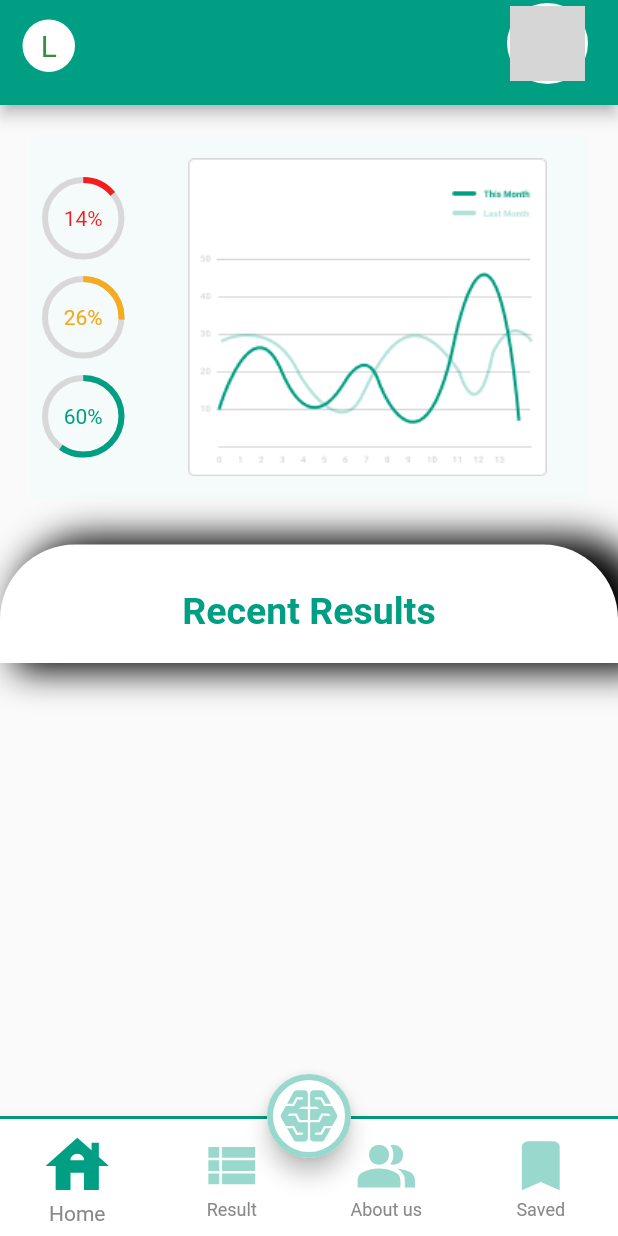
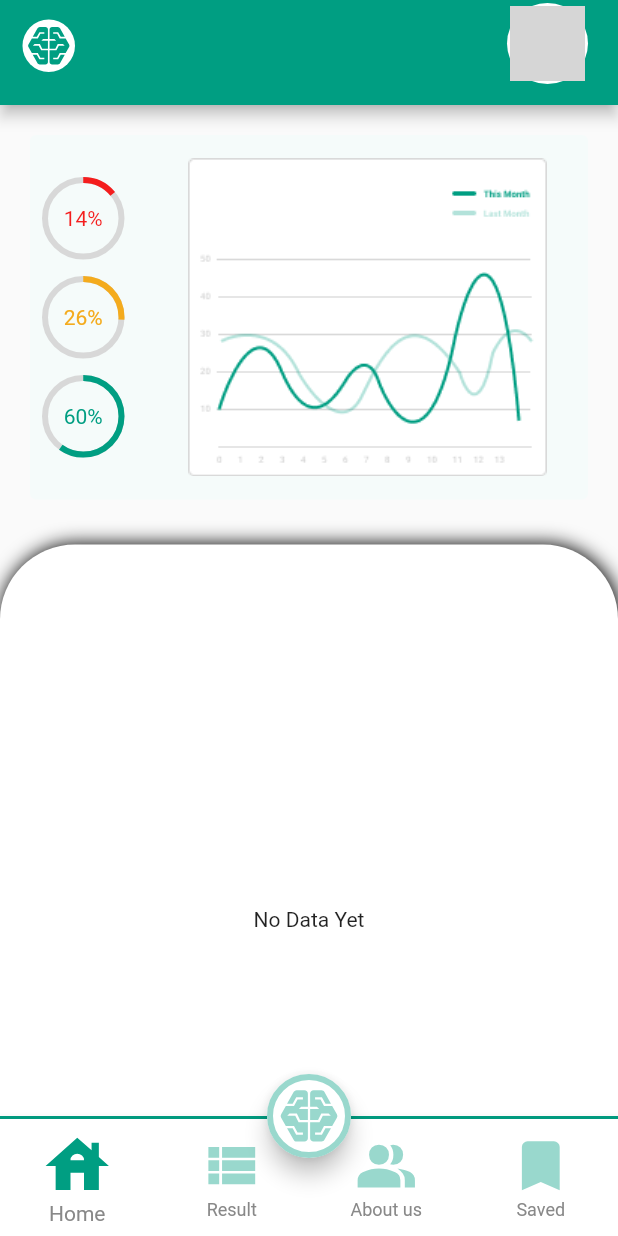
Before and after one commit to elswalhi/Brain_tumor_detection, a Flutter app: the HomeScreen screen opened directly, on a phone screen of 412 x 824 dp. Run offline on Flutter 3.47's test engine with Material 2 defaults, Android fonts, the phone set to English and light mode, and no system bars; our stand-ins replace bloc, buildcondition, cloud_firestore, dio, firebase_auth, firebase_core and 7 more; missing offline and left inert: tflite; accounts and stored records are empty; network calls fail; grey boxes are pictures that could not be loaded.

Commit message:
swalhi update

```diff
--- a/lib/cubit/states/states.dart
+++ b/lib/cubit/states/states.dart
@@ -20,6 +20,8 @@ class UpdateSaveError extends Appstates{}
 class ChangeSaved extends Appstates{}
 
 class uploadImageSuccess extends Appstates{}
+
+class Refresh extends Appstates{}
 
 class uploadImageError extends Appstates{}
 
--- a/lib/layout/homelayout/homeLayout.dart
+++ b/lib/layout/homelayout/homeLayout.dart
@@ -25,9 +25,9 @@ class HomeScreen extends StatelessWidget {
 
             child: AppBar(
               leadingWidth: 50,
-              leading:const Padding(
-                padding: const EdgeInsetsDirectional.only(start: 15,top: 5),
-                child: const CircleAvatar(child: const Text("L",style: TextStyle(fontSize: 20),),backgroundColor: Colors.white,radius: 23,),
+              leading: Padding(
+                padding:  const EdgeInsetsDirectional.only(start: 15,top: 5),
+                child:  CircleAvatar(child:braini ,backgroundColor: Colors.white,radius: 27,),
               ) ,
               title: Padding(
                 padding: const EdgeInsetsDirectional.only(top: 10),
--- a/lib/module/AfterUpload/AfterUpload.dart
+++ b/lib/module/AfterUpload/AfterUpload.dart
@@ -4,7 +4,6 @@ import 'package:brain_tumor/shared/colors/colors.dart';
 import 'package:brain_tumor/shared/component/component.dart';
 import 'package:flutter/material.dart';
 import 'package:flutter_bloc/flutter_bloc.dart';
-import 'package:multi_image_picker/multi_image_picker.dart';
 
 import '../../shared/const/const.dart';
 
--- a/lib/module/Login/login.dart
+++ b/lib/module/Login/login.dart
@@ -1,6 +1,6 @@
 
 import 'package:brain_tumor/shared/colors/colors.dart';
-import 'package:conditional_builder/conditional_builder.dart';
+import 'package:buildcondition/buildcondition.dart';
 import 'package:flutter/material.dart';
 import 'package:flutter_bloc/flutter_bloc.dart';
 import 'package:hexcolor/hexcolor.dart';
@@ -46,7 +46,7 @@ class LoginScreen extends StatelessWidget {
                   child: Form(
                     key: formkey,
                     child: Column(
-                      crossAxisAlignment: CrossAxisAlignment.center,
+                      crossAxisAlignment: CrossAxisAlignment.start,
                       children: [
                         //text
                         Text("Login"
@@ -104,7 +104,7 @@ class LoginScreen extends StatelessWidget {
                             child: Text(cubit.passError!,style:  TextStyle(color: HexColor("#Da1d19"),fontSize: 12),),
                           ),
                         const SizedBox(height: 25,),
-                        ConditionalBuilder(
+                        BuildCondition(
                           condition: state is! LoginLoading,
                           builder:(context)=> defaultButton(function: (){
                             cubit.ChangeError();
--- a/lib/module/Register/register.dart
+++ b/lib/module/Register/register.dart
@@ -38,7 +38,7 @@ class Register extends StatelessWidget {
                 child: Form(
                   key: formkey,
                   child: Column(
-                    crossAxisAlignment: CrossAxisAlignment.center,
+                    crossAxisAlignment: CrossAxisAlignment.start,
                     children: [
                       //text
                       Text("Sign Up"
--- a/lib/module/Result/result.dart
+++ b/lib/module/Result/result.dart
@@ -17,7 +17,7 @@ class Result extends StatelessWidget {
       listener:(context,sate){},
       builder:(context,sate){
         var cubit =AppCubit.get(context);
-        return SingleChildScrollView(
+        return cubit.mriModels.isNotEmpty? SingleChildScrollView(
           child: Column(
             children: [
               buildStaticsItem(),
@@ -26,11 +26,11 @@ class Result extends StatelessWidget {
                   shrinkWrap: true,
                   physics: const NeverScrollableScrollPhysics(),
                   itemBuilder: (context,index)=>buildFolderItem(context,index, cubit.patientModels[index], cubit.mriModels[index]),
-                  separatorBuilder: (context,index)=>const SizedBox(height: 15,),
+                  separatorBuilder: (context,index)=>const SizedBox(height: 5,),
                   itemCount: cubit.patientModels.length),
             ],
           ),
-        );
+        ): const Center(child: CircularProgressIndicator());
       } ,
     );
   }
--- a/lib/module/recent result/resent.dart
+++ b/lib/module/recent result/resent.dart
@@ -19,46 +19,44 @@ class Recent extends StatelessWidget {
       return
       Scaffold(
         body: SingleChildScrollView(
-          physics:const BouncingScrollPhysics(),
           child: Column(
+            mainAxisSize: MainAxisSize.max,
             children: [
               buildStaticsItem(),
               const SizedBox(height: 10,),
               Container(
+                height:  cubit.mriModels.length>=3 ? null:500,
                 width: double.infinity,
                 decoration: BoxDecoration(
                   boxShadow:const [
                     BoxShadow(
                         color: Colors.black,
-                        blurRadius: 20.0, // soften the shadow
-                        spreadRadius: 5.0, //extend the shadow
+                        blurRadius: 10.0, // soften the shadow
+                        spreadRadius: .3, //extend the shadow
                         offset: Offset(
-                          15.0, // Move to right 10  horizontally
+                          1.0, // Move to right 10  horizontally
                           0.0, // M
                         ) )]  ,
                   borderRadius: const BorderRadius.only(topRight:Radius.circular(50),topLeft: Radius.circular(50) ),
                   color:HexColor("#FFFFFF") ,
                 ),
-                child: Column(
+                child: cubit.mriModels.isNotEmpty? Column(
                   crossAxisAlignment: CrossAxisAlignment.center,
+                  mainAxisSize: MainAxisSize.max,
                   children: [
                     Padding(
                       padding: const EdgeInsetsDirectional.only(top: 30,bottom: 20),
-                      child: InkWell(
-                        onTap: (){
-                          AppCubit.get(context).getPatient();
-                        },
-                          child: Text("Recent Results",style: TextStyle(color: textcolor,fontSize: 25,fontWeight: FontWeight.w700),)),
+                      child: Text("Recent Results",style: TextStyle(color: textcolor,fontSize: 25,fontWeight: FontWeight.w700),),
                     ),
-                    ListView.separated(
+                     ListView.separated(
                       shrinkWrap: true,
                         physics: const NeverScrollableScrollPhysics(),
                         itemBuilder: (context,index)=>buildResultItem(context, cubit.mriModels[index],cubit.patientModels[index]),
-                        separatorBuilder: (context,index)=>const SizedBox(height: 15,),
-                        itemCount: cubit.mriModels.length
+                        separatorBuilder: (context,index)=>const SizedBox(height: 5,),
+                        itemCount: cubit.patientModels.length
                     ),
                   ],
-                ),
+                ): const Center(child: Text("No Data Yet")),
               ),
             ],
           ),
--- a/lib/module/uploadscreen/UploadScreen.dart
+++ b/lib/module/uploadscreen/UploadScreen.dart
@@ -177,7 +177,8 @@ class UploadScreen extends StatelessWidget {
                                       if(
                                       key.currentState!.validate()
                                       ){
-                                        cubit.loadAssets(context);
+                                        cubit.getImage(context);
+                                        // cubit.loadAssets(context);
                                       }
                                       // cubit.selectImages();
                                       // cubit.mriImage==null? cubit.selectImages():navigateTo(context, ProcessScreen());
--- a/lib/shared/const/const.dart
+++ b/lib/shared/const/const.dart
@@ -16,7 +16,7 @@ UserModel? usermodel ;
 final Widget savedi = SvgPicture.string('<svg xmlns="http://www.w3.org/2000/svg" height="48" width="48"><path d="M8.9 43.7V9.25Q8.9 7.4 10.275 6.025Q11.65 4.65 13.45 4.65H34.55Q36.35 4.65 37.75 6.025Q39.15 7.4 39.15 9.25V43.7L24 37.25Z"/></svg>'
 ,color: textcolor,
 );final Widget saved = SvgPicture.string('<svg xmlns="http://www.w3.org/2000/svg" height="48" width="48"><path d="M8.9 43.7V9.25Q8.9 7.4 10.275 6.025Q11.65 4.65 13.45 4.65H34.55Q36.35 4.65 37.75 6.025Q39.15 7.4 39.15 9.25V43.7L24 37.25Z"/></svg>'
-    ,color: unactive
+    ,color: unactive,
 );
 final Widget homei = SvgPicture.string('<svg xmlns="http://www.w3.org/2000/svg" height="48" width="48"><path d="M9.6 40.35V24.4H2.9L24 5.45L33.55 13.85V8.75H38.4V18.35L45.1 24.4H38.4V40.35H28.5V28.8H19.5V40.35ZM19.5 20.45H28.5Q28.5 18.6 27.175 17.4Q25.85 16.2 24 16.2Q22.2 16.2 20.85 17.4Q19.5 18.6 19.5 20.45Z"/></svg>', color: textcolor,
 );
@@ -81,4 +81,4 @@ var date = new DateTime.now().toString();
 
 var dateParse = DateTime.parse(date);
 
-var formattedDate = "${dateParse.day}-${dateParse.month}-${dateParse.year}";
+var formattedDate = "${dateParse.day}/${dateParse.month}/${dateParse.year}";
```
Also changed, not shown: lib/comments.dart (added, +92 -0 lines), lib/cubit/cubit/cubit.dart (+2 -97 lines), lib/module/saved/saved.dart (+3 -4 lines), lib/shared/component/component.dart (+110 -6 lines), pubspec.yaml (+6 -3 lines), assets/picture/Brain.png (deleted), assets/picture/brain.png (added), pubspec.lock, 24 other files.
